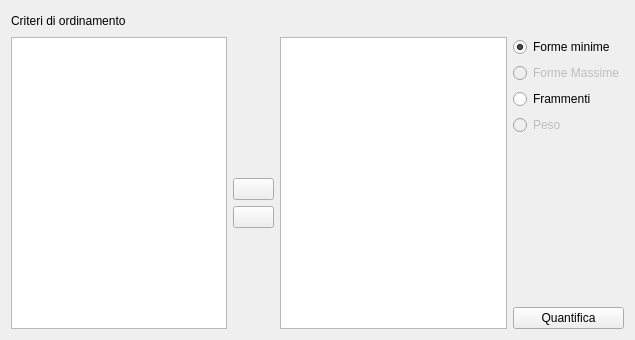
Old version of the form gui/ui/quantpanelmain.ui in the repository enzococca/HFF.
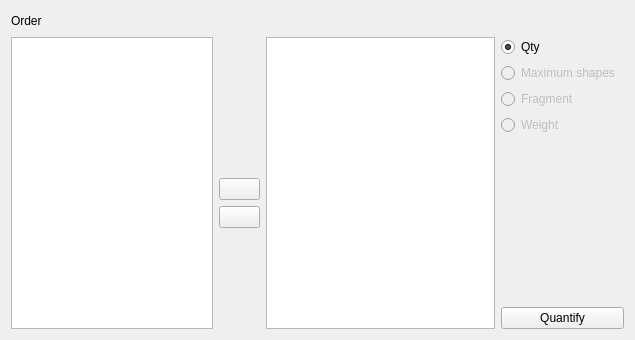
New version of the form. Icons and pictures are not drawn.

Diff of the .ui file:
```diff
--- a/gui/ui/quantpanelmain.ui
+++ b/gui/ui/quantpanelmain.ui
@@ -25,7 +25,7 @@
    <item row="0" column="0">
     <widget class="QLabel" name="label">
      <property name="text">
-      <string>Criteri di ordinamento</string>
+      <string>Order</string>
      </property>
     </widget>
    </item>
@@ -123,7 +123,7 @@
    <item row="1" column="4">
     <widget class="QRadioButton" name="radioButtonFormeMin">
      <property name="text">
-      <string>Forme minime</string>
+      <string>Qty</string>
      </property>
      <property name="checked">
       <bool>true</bool>
@@ -136,7 +136,7 @@
       <bool>false</bool>
      </property>
      <property name="text">
-      <string>Forme Massime</string>
+      <string>Maximum shapes </string>
      </property>
     </widget>
    </item>
@@ -212,7 +212,7 @@
       <enum>Qt::NoFocus</enum>
      </property>
      <property name="text">
-      <string>Quantifica</string>
+      <string>Quantify</string>
      </property>
      <property name="checkable">
       <bool>false</bool>
@@ -225,10 +225,10 @@
    <item row="3" column="4">
     <widget class="QRadioButton" name="radioButtonFrammenti">
      <property name="enabled">
-      <bool>true</bool>
+      <bool>false</bool>
      </property>
      <property name="text">
-      <string>Frammenti</string>
+      <string>Fragment</string>
      </property>
     </widget>
    </item>
@@ -238,7 +238,7 @@
       <bool>false</bool>
      </property>
      <property name="text">
-      <string>Peso</string>
+      <string>Weight</string>
      </property>
     </widget>
    </item>
```
Left out of the diff: 9 changed lines with no effect on the pictures.
